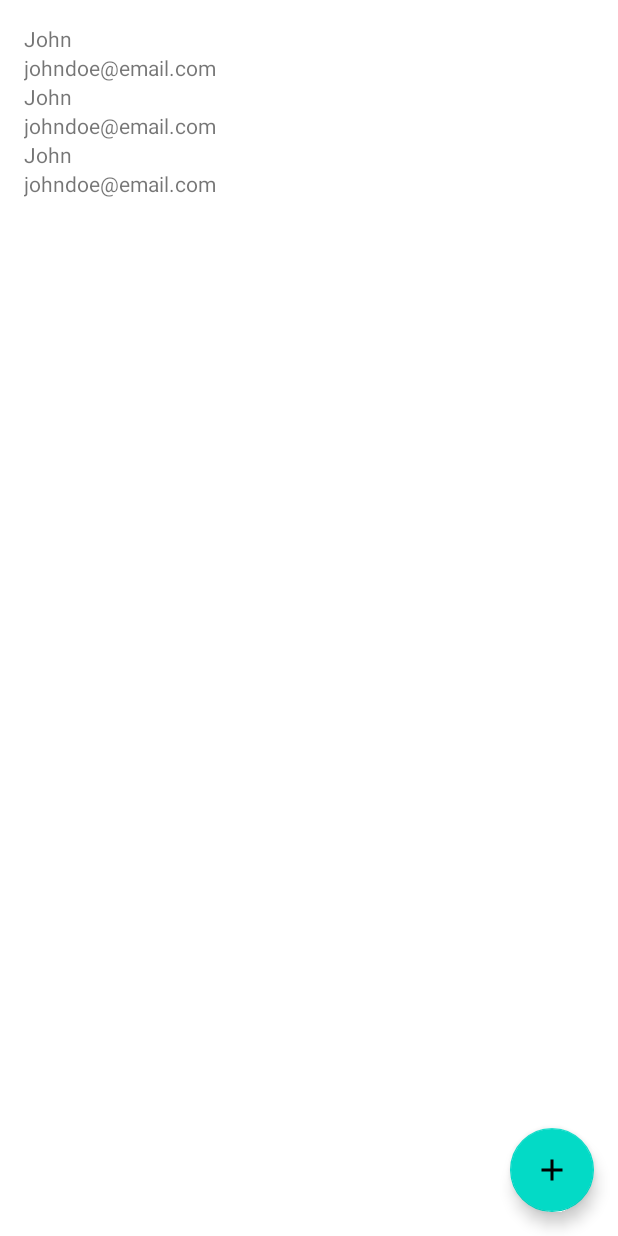
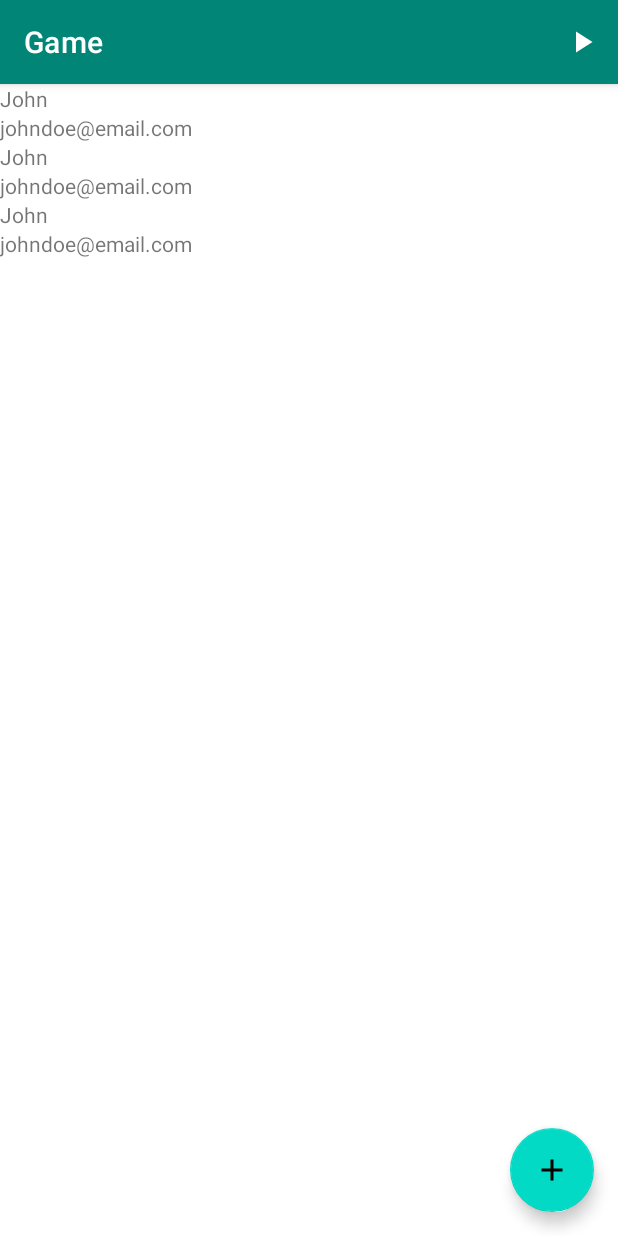
Before and after one commit to bertdeclercq/rambutan, an Android app: the layout fragment_family.xml on its own in the app's theme, with its tools: preview values and no code run, on a phone screen of 412 x 824 dp. Run offline under Robolectric (Android 15) with nearby library versions, the phone set to English and light mode, and no system bars.

```diff
--- a/app/src/main/java/com/xunobulax/rambutan/data/AppDatabase.kt
+++ b/app/src/main/java/com/xunobulax/rambutan/data/AppDatabase.kt
@@ -3,6 +3,7 @@ package com.xunobulax.rambutan.data
 import androidx.room.Database
 import androidx.room.RoomDatabase
 import androidx.room.TypeConverters
+import com.xunobulax.rambutan.utilities.Converters
 
 
 @Database(
--- a/app/src/main/java/com/xunobulax/rambutan/data/PairRule.kt
+++ b/app/src/main/java/com/xunobulax/rambutan/data/PairRule.kt
@@ -37,6 +37,9 @@ class PairRule @JvmOverloads constructor(
 @Dao
 interface PairRuleDao {
 
+    @Query("SELECT * FROM pair_rules")
+    suspend fun getPairRules(): List<PairRule>
+
     @Query("SELECT partner_id FROM pair_rules WHERE person_id = :personId AND NOT pairable")
     suspend fun getPartnerId(personId: Long): Long?
 
--- /dev/null
+++ b/app/src/main/res/drawable/ic_baseline_play_arrow_24.xml
@@ -0,0 +1,5 @@
+<vector android:height="24dp" android:tint="#FFFFFF"
+    android:viewportHeight="24" android:viewportWidth="24"
+    android:width="24dp" xmlns:android="http://schemas.android.com/apk/res/android">
+    <path android:fillColor="@android:color/white" android:pathData="M8,5v14l11,-7z"/>
+</vector>
--- a/app/src/main/res/layout/fragment_family.xml
+++ b/app/src/main/res/layout/fragment_family.xml
@@ -5,28 +5,41 @@
     xmlns:tools="http://schemas.android.com/tools"
     tools:context=".ui.family.FamilyFragment">
 
-    <androidx.constraintlayout.widget.ConstraintLayout
+    <androidx.coordinatorlayout.widget.CoordinatorLayout
         android:layout_width="match_parent"
-        android:layout_height="match_parent">
+        android:layout_height="match_parent"
+        android:orientation="vertical">
+
+        <com.google.android.material.appbar.AppBarLayout
+            android:id="@+id/toolbarLayout"
+            android:layout_width="match_parent"
+            android:layout_height="wrap_content">
+
+            <com.google.android.material.appbar.MaterialToolbar
+                android:id="@+id/toolbar"
+                style="@style/Widget.MaterialComponents.Toolbar.Primary"
+                android:layout_width="match_parent"
+                android:layout_height="?attr/actionBarSize"
+                app:menu="@menu/menu_game"
+                app:title="@string/game" />
+
+        </com.google.android.material.appbar.AppBarLayout>
 
         <androidx.recyclerview.widget.RecyclerView
             android:id="@+id/peopleRecyclerview"
             android:layout_width="match_parent"
             android:layout_height="match_parent"
-            android:layout_margin="@dimen/margin_normal"
             app:layoutManager="androidx.recyclerview.widget.LinearLayoutManager"
-            app:layout_constraintStart_toStartOf="parent"
-            app:layout_constraintTop_toTopOf="parent"
+            app:layout_behavior="@string/appbar_scrolling_view_behavior"
             tools:listitem="@layout/item_person" />
 
         <com.google.android.material.floatingactionbutton.FloatingActionButton
             android:id="@+id/addPersonFab"
             android:layout_width="wrap_content"
             android:layout_height="wrap_content"
+            android:layout_gravity="bottom|end"
             android:layout_margin="@dimen/margin_normal"
-            android:src="@drawable/ic_baseline_add_24"
-            app:layout_constraintBottom_toBottomOf="parent"
-            app:layout_constraintEnd_toEndOf="parent" />
+            android:src="@drawable/ic_baseline_add_24" />
 
-    </androidx.constraintlayout.widget.ConstraintLayout>
+    </androidx.coordinatorlayout.widget.CoordinatorLayout>
 </layout>
--- /dev/null
+++ b/app/src/main/res/menu/menu_game.xml
@@ -0,0 +1,14 @@
+<?xml version="1.0" encoding="utf-8"?>
+<menu xmlns:android="http://schemas.android.com/apk/res/android"
+    xmlns:app="http://schemas.android.com/apk/res-auto"
+    xmlns:tools="http://schemas.android.com/tools"
+    tools:context=".ui.family.FamilyFragment">
+
+    <item
+        android:id="@+id/start"
+        android:contentDescription="@string/start_game"
+        android:icon="@drawable/ic_baseline_play_arrow_24"
+        android:title="@string/start_game"
+        app:showAsAction="always" />
+
+</menu>
--- a/app/src/main/res/values/strings.xml
+++ b/app/src/main/res/values/strings.xml
@@ -9,4 +9,6 @@
     <string name="birthday">Birthday</string>
     <string name="save_person">Save person</string>
     <string name="delete_person">Delete person</string>
+    <string name="start_game">Start game</string>
+    <string name="game">Game</string>
 </resources>
```
Also changed, not shown: app/src/main/java/com/xunobulax/rambutan/data/Converters.kt (deleted, +0 -13 lines), app/src/main/java/com/xunobulax/rambutan/data/Game.kt (added, +39 -0 lines), app/src/main/java/com/xunobulax/rambutan/repository/PeopleRepository.kt (+16 -11 lines), app/src/main/java/com/xunobulax/rambutan/ui/family/FamilyFragment.kt (+16 -0 lines), app/src/main/java/com/xunobulax/rambutan/ui/family/FamilyViewModel.kt (+18 -1 lines), app/src/main/java/com/xunobulax/rambutan/utilities/Converters.kt (added, +13 -0 lines), 1 other file.
